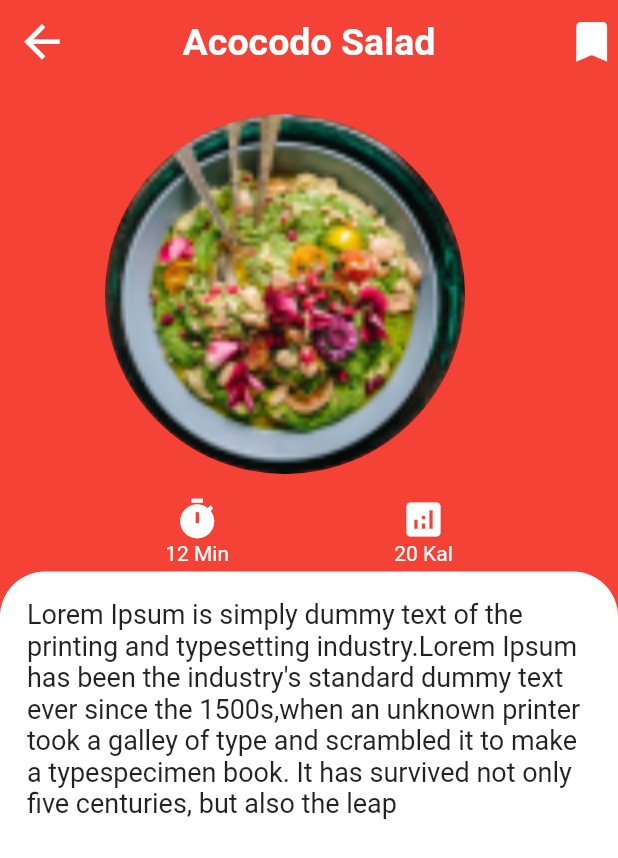
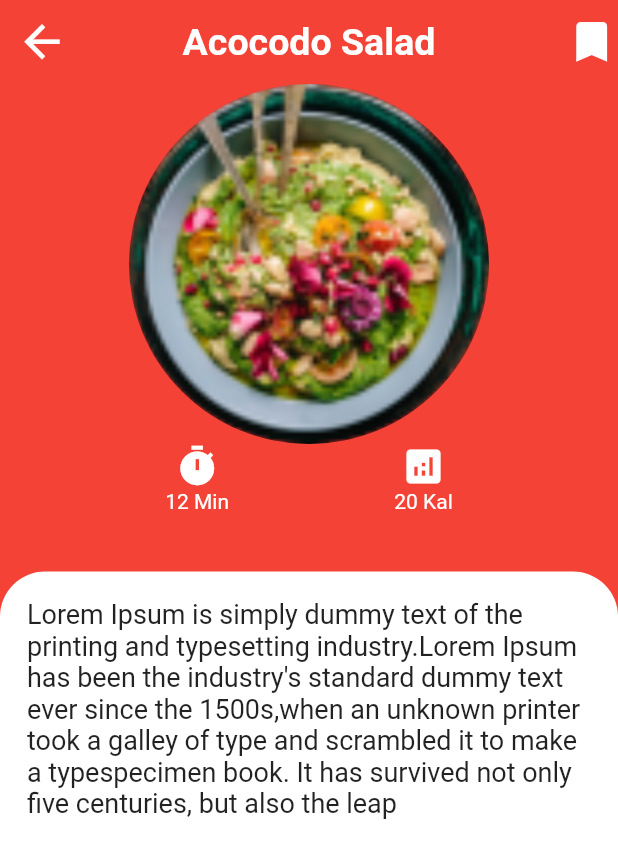
Before and after one commit to Suraj20701/food_ui, a Flutter app: the screen it shows after launch, after a tap on "Acocodo Salad", on a phone screen of 412 x 824 dp. Shown: the top 858 px of the screen. Run offline on Flutter 3.47's test engine with Material 2 defaults, Android fonts, the phone set to English and light mode, and no system bars; our stand-ins replace google_fonts; Roboto replaces fonts that are missing (Eczar).

Commit message:
refactored about.dart

```diff
--- a/lib/pages/about.dart
+++ b/lib/pages/about.dart
@@ -1,6 +1,7 @@
 import 'package:flutter/material.dart';
-import 'package:food_ui/widgets/reusable_widget/item_prop.dart';
-import 'package:google_fonts/google_fonts.dart';
+import 'package:food_ui/widgets/about_page_widgets/app_bar_title.dart';
+import 'package:food_ui/widgets/about_page_widgets/recipie_des.dart';
+import 'package:food_ui/widgets/about_page_widgets/top_wid.dart';
 import '../utils/item_model.dart';
 
 class AboutPage extends StatelessWidget {
@@ -9,77 +10,26 @@ class AboutPage extends StatelessWidget {
 
   @override
   Widget build(BuildContext context) {
+    final String recipieName = item.itemInfo.name;
+    final String min = item.itemInfo.min;
+    final String kal = item.itemInfo.kal;
+    final String imgUrl = item.imgUrl;
+    final String recipieDes = item.itemInfo.recipie;
     return Scaffold(
       appBar: AppBar(
         centerTitle: true,
         elevation: 0,
-        title: Text(
-          item.itemInfo.name,
-          style: GoogleFonts.eczar(fontSize: 25, fontWeight: FontWeight.bold),
-        ),
+        title: AboutAppBarTitle(recipieName: recipieName),
         actions: const [Icon(Icons.bookmark)],
       ),
       body: Stack(
         children: [
-          Container(
-            height: double.infinity,
-            padding: const EdgeInsets.only(top: 275),
-            decoration: const BoxDecoration(
-              color: Colors.red,
-            ),
-            child: Row(
-              mainAxisAlignment: MainAxisAlignment.spaceEvenly,
-              children: [
-                ItemProp(
-                  icon: Icons.timer,
-                  property: "${item.itemInfo.min} Min",
-                  size: 30,
-                  iconColor: Colors.white,
-                  style: const TextStyle(
-                    fontSize: 14,
-                    color: Colors.white,
-                  ),
-                ),
-                ItemProp(
-                  icon: Icons.analytics,
-                  property: "${item.itemInfo.kal} Kal",
-                  size: 30,
-                  iconColor: Colors.white,
-                  style: const TextStyle(
-                    fontSize: 14,
-                    color: Colors.white,
-                  ),
-                ),
-              ],
-            ),
+          AboutTopWid(
+            min: min,
+            kal: kal,
+            imgUrl: imgUrl,
           ),
-          Container(
-            margin: const EdgeInsets.only(top: 325),
-            padding: const EdgeInsets.all(18),
-            height: 500,
-            decoration: const BoxDecoration(
-              color: Colors.white,
-              borderRadius: BorderRadius.vertical(
-                top: Radius.circular(30),
-              ),
-            ),
-            child: SingleChildScrollView(
-              child: Text(
-                item.itemInfo.recipie,
-                style: GoogleFonts.eczar(
-                  fontSize: 18,
-                ),
-              ),
-            ),
-          ),
-          Positioned(
-            top: 20,
-            left: 70,
-            child: CircleAvatar(
-              radius: 120,
-              backgroundImage: AssetImage(item.imgUrl),
-            ),
-          ),
+          AboutRecipieDes(recipieDes: recipieDes),
         ],
       ),
     );
--- /dev/null
+++ b/lib/widgets/about_page_widgets/app_bar_title.dart
@@ -0,0 +1,19 @@
+import "package:flutter/material.dart";
+import 'package:google_fonts/google_fonts.dart';
+
+class AboutAppBarTitle extends StatelessWidget {
+  const AboutAppBarTitle({
+    Key? key,
+    required this.recipieName,
+  }) : super(key: key);
+
+  final String recipieName;
+
+  @override
+  Widget build(BuildContext context) {
+    return Text(
+      recipieName,
+      style: GoogleFonts.eczar(fontSize: 25, fontWeight: FontWeight.bold),
+    );
+  }
+}
--- /dev/null
+++ b/lib/widgets/about_page_widgets/recipie_des.dart
@@ -0,0 +1,34 @@
+import "package:flutter/material.dart";
+import 'package:google_fonts/google_fonts.dart';
+
+class AboutRecipieDes extends StatelessWidget {
+  const AboutRecipieDes({
+    Key? key,
+    required this.recipieDes,
+  }) : super(key: key);
+
+  final String recipieDes;
+
+  @override
+  Widget build(BuildContext context) {
+    return Container(
+      margin: const EdgeInsets.only(top: 325),
+      padding: const EdgeInsets.all(18),
+      height: 500,
+      decoration: const BoxDecoration(
+        color: Colors.white,
+        borderRadius: BorderRadius.vertical(
+          top: Radius.circular(30),
+        ),
+      ),
+      child: SingleChildScrollView(
+        child: Text(
+          recipieDes,
+          style: GoogleFonts.eczar(
+            fontSize: 18,
+          ),
+        ),
+      ),
+    );
+  }
+}
--- /dev/null
+++ b/lib/widgets/about_page_widgets/top_wid.dart
@@ -0,0 +1,58 @@
+import "package:flutter/material.dart";
+import 'package:food_ui/widgets/reusable_widget/item_prop.dart';
+
+class AboutTopWid extends StatelessWidget {
+  const AboutTopWid({
+    Key? key,
+    required this.min,
+    required this.kal,
+    required this.imgUrl,
+  }) : super(key: key);
+
+  final String min;
+  final String kal;
+  final String imgUrl;
+
+  @override
+  Widget build(BuildContext context) {
+    return Container(
+      height: double.infinity,
+      decoration: const BoxDecoration(
+        color: Colors.red,
+      ),
+      child: Column(
+        children: [
+          CircleAvatar(
+            radius: 120,
+            backgroundImage: AssetImage(imgUrl),
+          ),
+          Row(
+            mainAxisAlignment: MainAxisAlignment.spaceEvenly,
+            children: [
+              ItemProp(
+                icon: Icons.timer,
+                property: "$min Min",
+                size: 30,
+                iconColor: Colors.white,
+                style: const TextStyle(
+                  fontSize: 14,
+                  color: Colors.white,
+                ),
+              ),
+              ItemProp(
+                icon: Icons.analytics,
+                property: "$kal Kal",
+                size: 30,
+                iconColor: Colors.white,
+                style: const TextStyle(
+                  fontSize: 14,
+                  color: Colors.white,
+                ),
+              ),
+            ],
+          ),
+        ],
+      ),
+    );
+  }
+}
```
